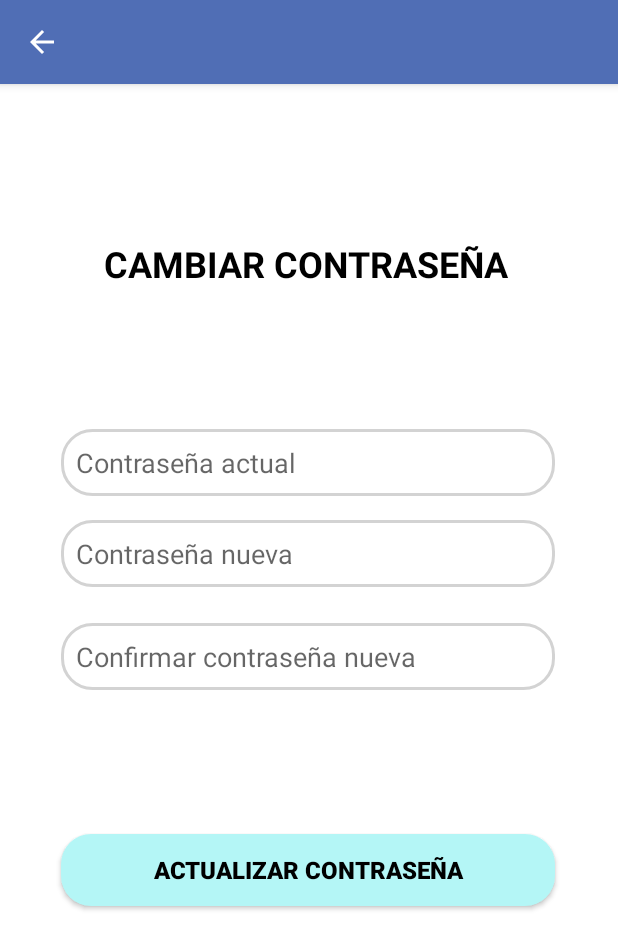
After one commit to PES-Sysplay/PES_Sysplay_APP, an Android app: the Change_password screen opened directly, with no data from a screen before it, on a phone screen of 412 x 824 dp. The commit adds this screen. Shown: the top 949 px of the screen. Run offline under Robolectric (Android 15) with nearby library versions, the phone set to English and light mode, and no system bars; network calls fail; Roboto replaces fonts that are not available here.

Commit message:
Change password frontend

```diff
--- /dev/null
+++ b/app/src/main/java/com/example/workoutapp/ui/profile/Change_password.java
@@ -0,0 +1,32 @@
+package com.example.workoutapp.ui.profile;
+
+import android.graphics.PorterDuff;
+import android.os.Bundle;
+
+import com.example.workoutapp.R;
+import com.google.android.material.floatingactionbutton.FloatingActionButton;
+import com.google.android.material.snackbar.Snackbar;
+
+import androidx.appcompat.app.ActionBar;
+import androidx.appcompat.app.AppCompatActivity;
+import androidx.appcompat.widget.Toolbar;
+
+import android.view.View;
+
+public class Change_password extends AppCompatActivity {
+
+    @Override
+    protected void onCreate(Bundle savedInstanceState) {
+        super.onCreate(savedInstanceState);
+        setContentView(R.layout.activity_changepassword);
+        Toolbar toolbar = findViewById(R.id.toolbar_change);
+        setSupportActionBar(toolbar);
+
+        ActionBar actionBar = getSupportActionBar();
+        actionBar.setDisplayHomeAsUpEnabled(true);
+        actionBar.setDisplayShowTitleEnabled(false);
+        toolbar.getNavigationIcon().setColorFilter(getResources().getColor(R.color.white), PorterDuff.Mode.SRC_ATOP);
+
+
+    }
+}
--- /dev/null
+++ b/app/src/main/java/com/example/workoutapp/ui/profile/FirstFragment.java
@@ -0,0 +1,36 @@
+package com.example.workoutapp.ui.profile;
+
+import android.os.Bundle;
+import android.view.LayoutInflater;
+import android.view.View;
+import android.view.ViewGroup;
+
+import androidx.annotation.NonNull;
+import androidx.fragment.app.Fragment;
+import androidx.navigation.fragment.NavHostFragment;
+
+import com.example.workoutapp.R;
+
+public class FirstFragment extends Fragment {
+
+    @Override
+    public View onCreateView(
+            LayoutInflater inflater, ViewGroup container,
+            Bundle savedInstanceState
+    ) {
+        // Inflate the layout for this fragment
+        return inflater.inflate(R.layout.fragment_resetpassword, container, false);
+    }
+
+    public void onViewCreated(@NonNull View view, Bundle savedInstanceState) {
+        super.onViewCreated(view, savedInstanceState);
+
+        view.findViewById(R.id.actualizarcontraseña).setOnClickListener(new View.OnClickListener() {
+            @Override
+            public void onClick(View view) {
+                NavHostFragment.findNavController(FirstFragment.this)
+                        .navigate(R.id.action_FirstFragment_to_SecondFragment);
+            }
+        });
+    }
+}
--- /dev/null
+++ b/app/src/main/res/layout/activity_changepassword.xml
@@ -0,0 +1,36 @@
+<?xml version="1.0" encoding="utf-8"?>
+<androidx.coordinatorlayout.widget.CoordinatorLayout xmlns:android="http://schemas.android.com/apk/res/android"
+    xmlns:app="http://schemas.android.com/apk/res-auto"
+    xmlns:tools="http://schemas.android.com/tools"
+    android:layout_width="match_parent"
+    android:layout_height="match_parent"
+    tools:context=".ui.profile.Change_password">
+
+    <com.google.android.material.appbar.AppBarLayout
+        android:layout_width="match_parent"
+        android:layout_height="wrap_content"
+        android:theme="@style/ThemeOverlay.AppCompat.Dark.ActionBar">
+
+        <androidx.appcompat.widget.Toolbar
+            android:id="@+id/toolbar_change"
+            android:layout_width="match_parent"
+            android:layout_height="?attr/actionBarSize"
+            android:background="?attr/colorPrimary"
+            app:popupTheme="@style/Theme.WorkOut.PopupOverlay" />
+
+    </com.google.android.material.appbar.AppBarLayout>
+
+    <fragment
+        android:id="@+id/fragment_chager_password"
+        android:name="androidx.navigation.fragment.NavHostFragment"
+        android:layout_width="match_parent"
+        android:layout_height="match_parent"
+        android:layout_marginTop="70dp"
+        app:defaultNavHost="true"
+        app:layout_constraintEnd_toEndOf="parent"
+        app:layout_constraintStart_toStartOf="parent"
+        app:layout_constraintTop_toTopOf="parent"
+        app:navGraph="@navigation/nav_graph" />
+
+
+</androidx.coordinatorlayout.widget.CoordinatorLayout>
--- /dev/null
+++ b/app/src/main/res/layout/fragment_resetpassword.xml
@@ -0,0 +1,100 @@
+<?xml version="1.0" encoding="utf-8"?>
+<androidx.constraintlayout.widget.ConstraintLayout xmlns:android="http://schemas.android.com/apk/res/android"
+    xmlns:app="http://schemas.android.com/apk/res-auto"
+    xmlns:tools="http://schemas.android.com/tools"
+    android:layout_width="match_parent"
+    android:layout_height="match_parent"
+    android:textAlignment="center"
+    tools:context=".ui.profile.FirstFragment">
+
+    <EditText
+        android:id="@+id/new_password"
+        android:layout_width="0dp"
+        android:layout_height="wrap_content"
+        android:layout_marginBottom="24dp"
+        android:background="@drawable/edittext_bg"
+        android:hint="Contraseña nueva"
+        android:inputType="textPassword"
+        android:paddingStart="10dp"
+        android:paddingTop="10dp"
+        android:paddingEnd="10dp"
+        android:paddingBottom="10dp"
+        app:layout_constraintBottom_toTopOf="@+id/lnew_password2"
+        app:layout_constraintEnd_toEndOf="parent"
+        app:layout_constraintHorizontal_bias="0.493"
+        app:layout_constraintStart_toStartOf="parent"
+        app:layout_constraintWidth_percent=".8" />
+
+    <androidx.appcompat.widget.AppCompatButton
+        android:id="@+id/actualizarcontraseña"
+        android:layout_width="0dp"
+        android:layout_height="wrap_content"
+        android:layout_marginBottom="220dp"
+        android:background="@drawable/button_bg"
+        android:backgroundTint="@color/colorPrimaryLight"
+        android:text="@string/resetpassword"
+        android:textColor="@color/black"
+        android:textSize="16sp"
+        android:textStyle="bold"
+        app:layout_constraintBottom_toBottomOf="parent"
+        app:layout_constraintEnd_toEndOf="parent"
+        app:layout_constraintHorizontal_bias="0.493"
+        app:layout_constraintStart_toStartOf="parent"
+        app:layout_constraintWidth_percent=".8" />
+
+    <EditText
+        android:id="@+id/old_password"
+        android:layout_width="0dp"
+        android:layout_height="wrap_content"
+        android:layout_marginBottom="16dp"
+        android:background="@drawable/edittext_bg"
+        android:hint="Contraseña actual"
+        android:inputType="textEmailAddress"
+        android:paddingStart="10dp"
+        android:paddingTop="10dp"
+        android:paddingEnd="10dp"
+        android:paddingBottom="10dp"
+        app:layout_constraintBottom_toTopOf="@+id/new_password"
+        app:layout_constraintEnd_toEndOf="parent"
+        app:layout_constraintHorizontal_bias="0.493"
+        app:layout_constraintStart_toStartOf="parent"
+        app:layout_constraintWidth_percent=".8" />
+
+    <EditText
+        android:id="@+id/lnew_password2"
+        android:layout_width="0dp"
+        android:layout_height="wrap_content"
+        android:layout_marginBottom="96dp"
+        android:background="@drawable/edittext_bg"
+        android:hint="Confirmar contraseña nueva"
+        android:inputType="textPassword"
+        android:paddingStart="10dp"
+        android:paddingTop="10dp"
+        android:paddingEnd="10dp"
+        android:paddingBottom="10dp"
+        app:layout_constraintBottom_toTopOf="@+id/actualizarcontraseña"
+        app:layout_constraintEnd_toEndOf="parent"
+        app:layout_constraintHorizontal_bias="0.493"
+        app:layout_constraintStart_toStartOf="parent"
+        app:layout_constraintWidth_percent=".8" />
+
+    <TextView
+        android:id="@+id/textView4"
+        android:layout_width="273dp"
+        android:layout_height="50dp"
+        android:layout_marginStart="62dp"
+        android:layout_marginTop="112dp"
+        android:layout_marginEnd="62dp"
+        android:layout_marginBottom="100dp"
+        android:foregroundGravity="center"
+        android:text="CAMBIAR CONTRASEÑA"
+        android:textColor="#000000"
+        android:textSize="24sp"
+        android:textStyle="bold"
+        app:layout_constraintBottom_toTopOf="@+id/old_password"
+        app:layout_constraintEnd_toEndOf="parent"
+        app:layout_constraintStart_toStartOf="parent"
+        app:layout_constraintTop_toTopOf="parent" />
+
+
+</androidx.constraintlayout.widget.ConstraintLayout>
--- /dev/null
+++ b/app/src/main/res/navigation/nav_graph.xml
@@ -0,0 +1,28 @@
+<?xml version="1.0" encoding="utf-8"?>
+<navigation xmlns:android="http://schemas.android.com/apk/res/android"
+    xmlns:app="http://schemas.android.com/apk/res-auto"
+    xmlns:tools="http://schemas.android.com/tools"
+    android:id="@+id/nav_graph"
+    app:startDestination="@id/FirstFragment">
+
+    <fragment
+        android:id="@+id/FirstFragment"
+        android:name="com.example.workoutapp.ui.profile.FirstFragment"
+        android:label="@string/first_fragment_label"
+        tools:layout="@layout/fragment_resetpassword">
+
+        <action
+            android:id="@+id/action_FirstFragment_to_SecondFragment"
+            app:destination="@id/SecondFragment" />
+    </fragment>
+    <fragment
+        android:id="@+id/SecondFragment"
+        android:name="com.example.workoutapp.ui.profile.SecondFragment"
+        android:label="@string/second_fragment_label"
+        tools:layout="@layout/fragment_confirmationchangedpassword">
+
+    </fragment>
+
+
+
+</navigation>
--- a/app/src/main/res/values/dimens.xml
+++ b/app/src/main/res/values/dimens.xml
@@ -2,4 +2,5 @@
     <!-- Default screen margins, per the Android Design guidelines. -->
     <dimen name="activity_horizontal_margin">16dp</dimen>
     <dimen name="activity_vertical_margin">16dp</dimen>
+    <dimen name="fab_margin">16dp</dimen>
 </resources>
--- a/app/src/main/res/values/strings.xml
+++ b/app/src/main/res/values/strings.xml
@@ -9,6 +9,7 @@
     <string name="todo">TODO</string>
     <string name="welcome">Bienvenido a WorkOut</string>
     <string name="email">Email</string>
+    <string name="resetpassword">ACTUALIZAR CONTRASEÑA</string>
     <string name="pwd">Contraseña</string>
     <string name="login">Iniciar Sesión</string>
     <string name="register">Regístrate</string>
@@ -20,5 +21,14 @@
     <string name="logout">Cerrar sesión</string>
     <string name="myevents">Mis eventos</string>
     <string name="myfavs">Mis favoritos</string>
+    <string name="title_activity_change_password">Change_password</string>
+    <!-- Strings used for fragments for navigation -->
+    <string name="first_fragment_label">First Fragment</string>
+    <string name="second_fragment_label">Second Fragment</string>
+    <string name="next">Next</string>
+    <string name="previous">Previous</string>
+
+    <string name="hello_first_fragment">Hello first fragment</string>
+    <string name="hello_second_fragment">Hello second fragment. Arg: %1$s</string>
 
 </resources>
--- a/app/src/main/res/values/themes.xml
+++ b/app/src/main/res/values/themes.xml
@@ -1,4 +1,4 @@
-<resources xmlns:tools="http://schemas.android.com/tools" xmlns:name="http://schemas.android.com/apk/res-auto">
+<resources xmlns:name="http://schemas.android.com/apk/res-auto" xmlns:tools="http://schemas.android.com/tools">
     <!-- Base application theme. -->
     <style name="Theme.WorkOut" parent="Theme.MaterialComponents.DayNight.DarkActionBar">
         <!-- Primary brand color. -->
@@ -14,4 +14,13 @@
         <!-- Customize your theme here. -->
 
     </style>
+
+    <style name="Theme.WorkOut.NoActionBar" >
+        <item name="windowActionBar">false</item>
+        <item name="windowNoTitle">true</item>
+    </style>
+
+    <style name="Theme.WorkOut.AppBarOverlay" parent="ThemeOverlay.AppCompat.Dark.ActionBar" />
+
+    <style name="Theme.WorkOut.PopupOverlay" parent="ThemeOverlay.AppCompat.Light" />
 </resources>
```
Also changed, not shown: app/src/main/AndroidManifest.xml (+10 -3 lines), app/src/main/java/com/example/workoutapp/ui/profile/ProfileFragment.java (+15 -0 lines), app/src/main/java/com/example/workoutapp/ui/profile/SecondFragment.java (added, +51 -0 lines), app/src/main/res/layout/fragment_confirmationchangedpassword.xml (added, +69 -0 lines), app/src/main/res/drawable/password_changed.png (added).
